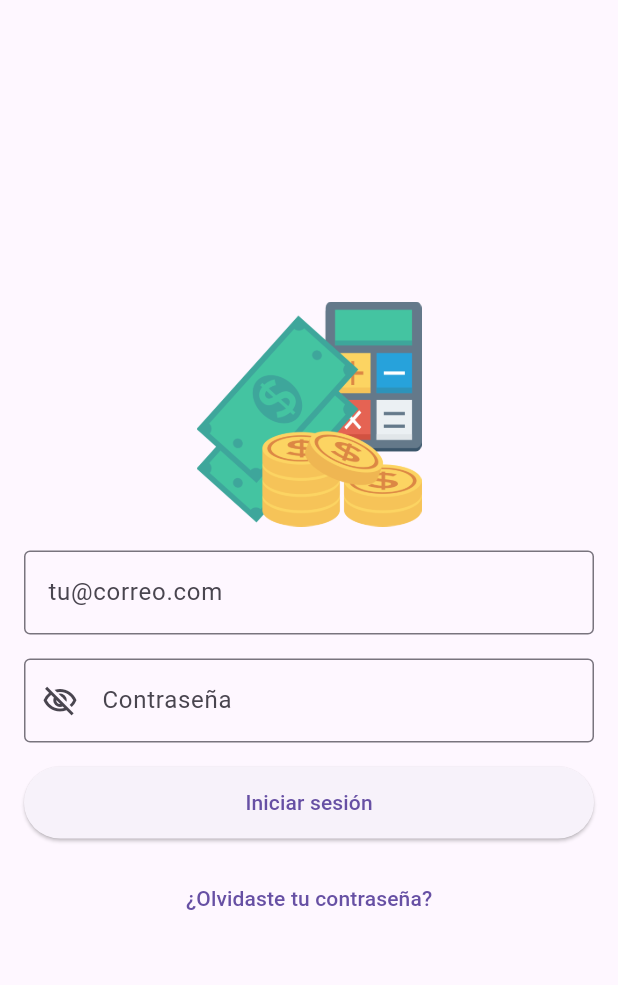
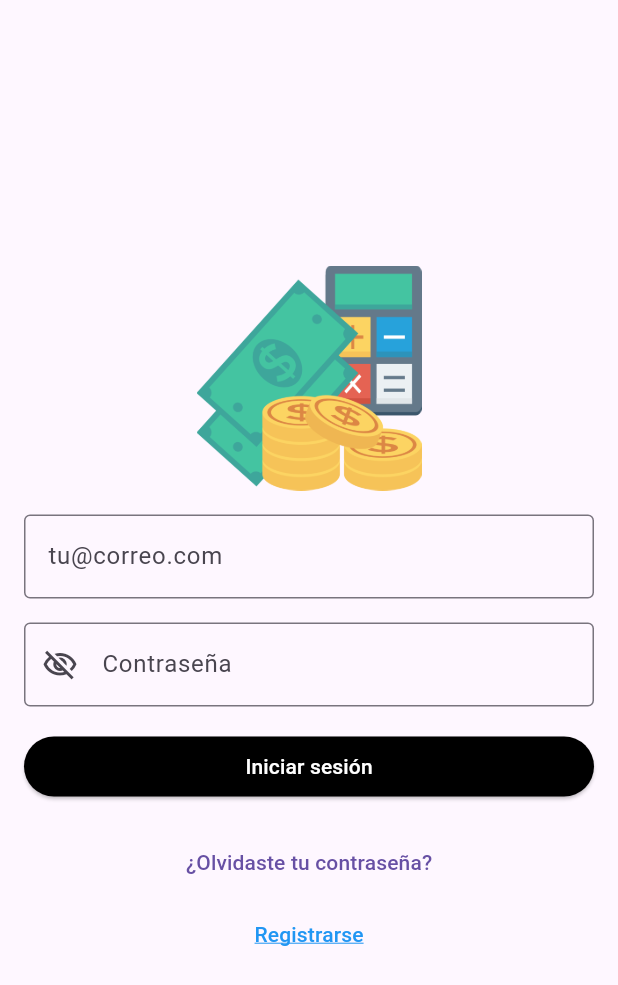
Before and after one commit to YahirDegante/App2Flutter_YDS, a Flutter app: the screen it shows after launch, after a tap on "Iniciar sesión", on a phone screen of 412 x 824 dp. Shown: the top 985 px of the screen. Run offline on Flutter 3.47's test engine with Material 3 defaults, Android fonts, the phone set to English and light mode, and no system bars; our stand-ins replace firebase_auth, firebase_core; accounts and stored records are empty; network calls fail.

Commit message:
add login and register firebase

```diff
--- a/lib/main.dart
+++ b/lib/main.dart
@@ -1,10 +1,15 @@
-import 'package:actividad02_yahirdegante/modules/reset_password/screens/send_code.dart';
-import 'package:actividad02_yahirdegante/modules/reset_password/screens/validate_code.dart';
+import 'package:firebase_core/firebase_core.dart';
 import 'package:flutter/material.dart';
 import 'package:actividad02_yahirdegante/widgets/splash_screen.dart';
 import 'package:actividad02_yahirdegante/modules/auth/screens/login.dart';
 
-void main() {
+import 'firebase_options.dart';
+
+void main() async{
+  WidgetsFlutterBinding.ensureInitialized();
+  await Firebase.initializeApp(
+    options: DefaultFirebaseOptions.currentPlatform,
+  );
   runApp(const MainApp());
 }
 
--- a/lib/modules/auth/screens/login.dart
+++ b/lib/modules/auth/screens/login.dart
@@ -1,3 +1,6 @@
+import 'package:actividad02_yahirdegante/modules/auth/screens/register.dart';
+import 'package:actividad02_yahirdegante/navigation/profile.dart';
+import 'package:firebase_auth/firebase_auth.dart';
 import 'package:flutter/material.dart';
 import 'package:actividad02_yahirdegante/modules/reset_password/screens/send_code.dart';
 
@@ -54,13 +57,13 @@ class _LoginState extends State<Login> {
               const SizedBox(height: 16),
               SizedBox(
                 width: double.infinity,
-                height: 48,
                 child: ElevatedButton(
-                  onPressed: () {
-                    print('Email: ${_email.text}');
-                    print('Contraseña: ${_pass.text}');
-                  },
-                  child: const Text('Iniciar sesión'),
+                  onPressed: () => _login(),
+                  style: ElevatedButton.styleFrom(
+                    backgroundColor: Colors.black,
+                    foregroundColor: Colors.white,
+                  ),
+                  child: const Text("Iniciar sesión"),
                 ),
               ),
               const SizedBox(height: 16),
@@ -73,10 +76,43 @@ class _LoginState extends State<Login> {
                 },
                 child: const Text('¿Olvidaste tu contraseña?'),
               ),
+              TextButton(
+                onPressed: () {
+                  Navigator.push(
+                    context,
+                    MaterialPageRoute(builder: (context) => const Register()),
+                  );
+                },
+                child: const Text('Registrarse', style: TextStyle(
+                              color: Colors.blue,
+                              decoration: TextDecoration.underline,
+                              decorationColor: Colors.blue,
+                            ),),
+              ),
             ],
           ),
         ),
       ),
     );
   }
+
+  void _login() async {
+  try {
+    final credential = await FirebaseAuth.instance
+        .signInWithEmailAndPassword(email: _email.text, password: _pass.text);
+
+    print(credential);
+
+    // Redirigir a la pantalla de perfil
+    Navigator.pushReplacement(context,
+      MaterialPageRoute(builder: (context) => const Profile()),
+    );
+  } on FirebaseAuthException catch (e) {
+    if (e.code == 'user-not-found') {
+      print('No user found for that email.');
+    } else if (e.code == 'wrong-password') {
+      print('Wrong password provided for that user.');
+    }
+  }
 }
+}
--- a/pubspec.yaml
+++ b/pubspec.yaml
@@ -10,6 +10,8 @@ dependencies:
   flutter:
     sdk: flutter
   cupertino_icons: ^1.0.8
+  firebase_core: ^3.6.0
+  firebase_auth: ^5.3.1
 
 dev_dependencies:
   flutter_test:
```
Also changed, not shown: lib/kernel/text_field_password.dart (added, +41 -0 lines), lib/modules/auth/screens/register.dart (added, +104 -0 lines), lib/navigation/profile.dart (added, +66 -0 lines), firebase.json (added), lib/firebase_options.dart (added), pubspec.lock, 7 other files.
